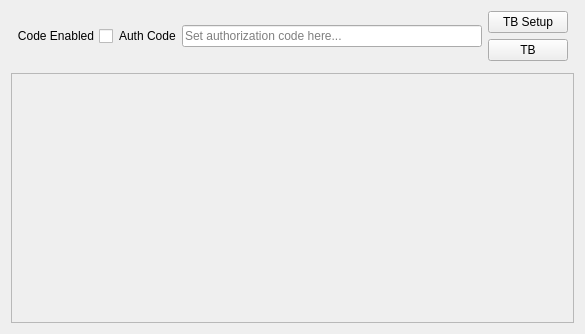
alexcoy257/lrnet, file src/rehearsalchef/chefform.ui: the form before one commit.
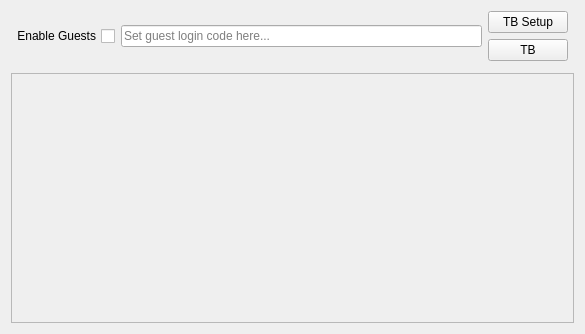
The form after the commit. Custom widgets are drawn as their Qt base class.

Commit message: Big UI update part 2/2

```diff
--- a/src/rehearsalchef/chefform.ui
+++ b/src/rehearsalchef/chefform.ui
@@ -25,24 +25,14 @@
         <enum>Qt::RightToLeft</enum>
        </property>
        <property name="text">
-        <string>Code Enabled</string>
-       </property>
-      </widget>
-     </item>
-     <item>
-      <widget class="QLabel" name="authLabel">
-       <property name="toolTip">
-        <string>Sets the authorization code members can use to connect with</string>
-       </property>
-       <property name="text">
-        <string>Auth Code</string>
+        <string>Enable Guests</string>
        </property>
       </widget>
      </item>
      <item>
       <widget class="QLineEdit" name="authCodeEdit">
        <property name="placeholderText">
-        <string>Set authorization code here...</string>
+        <string>Set guest login code here...</string>
        </property>
       </widget>
      </item>
```
Left out of the diff: 4 changed lines with no effect on the pictures. The commit also changes 6 other files.
